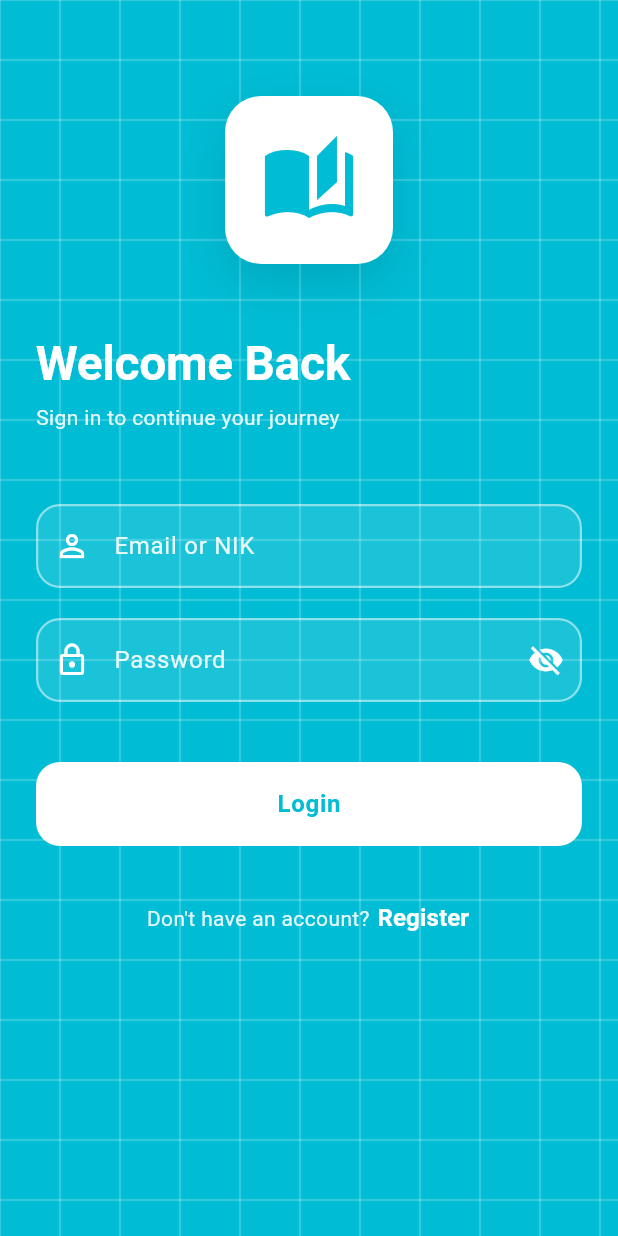
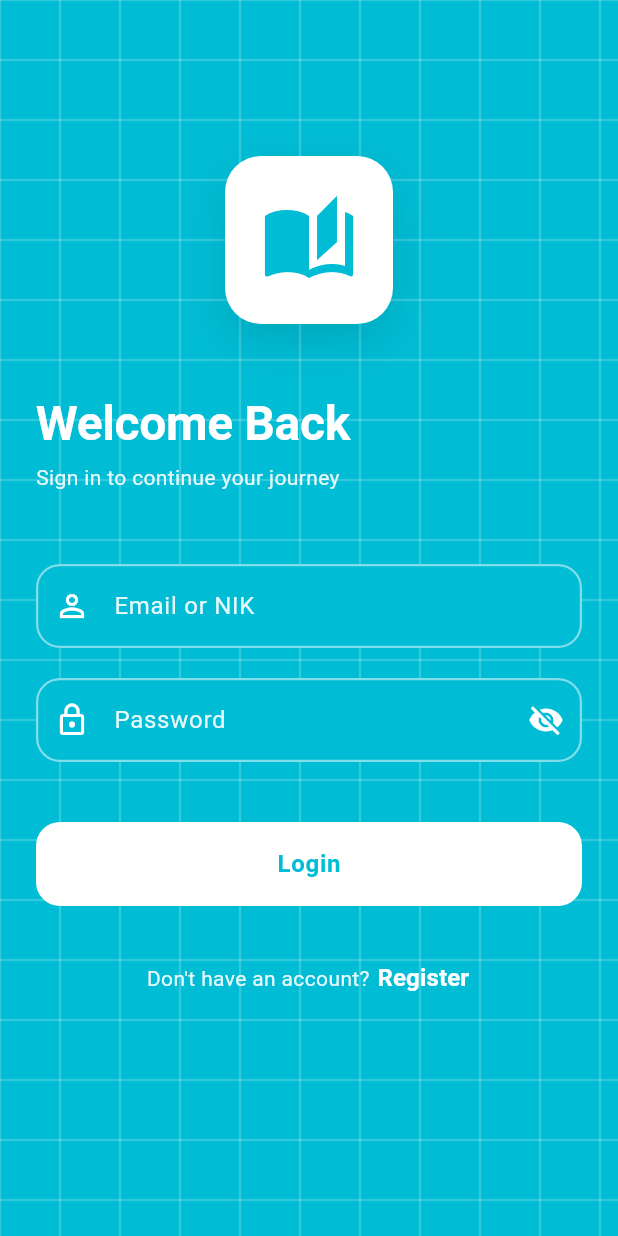
Before and after one commit to Ruziqnahm/utspam_5a_0039_perpus, a Flutter app: the screen it shows after launch, on a phone screen of 412 x 824 dp. Run offline on Flutter 3.47's test engine with Material 3 defaults, Android fonts, the phone set to English and light mode, and no system bars; our stand-ins replace sqflite; accounts and stored records are empty.

Commit message:
tambahkan background untuk textfield di halaman login agar tulisan terlihat jelas

```diff
--- a/lib/screens/login_screen.dart
+++ b/lib/screens/login_screen.dart
@@ -104,7 +104,7 @@ class _LoginScreenState extends State<LoginScreen>
                     child: Column(
                       crossAxisAlignment: CrossAxisAlignment.start,
                       children: [
-                        const SizedBox(height: 40),
+                        const SizedBox(height: 80),
                         Center(
                           child: Container(
                             padding: const EdgeInsets.all(24),
@@ -184,7 +184,7 @@ class _LoginScreenState extends State<LoginScreen>
                               ),
                             ),
                             filled: true,
-                            fillColor: Colors.white.withOpacity(0.1),
+                            fillColor: const Color(0xFF00BCD4),
                           ),
                           validator: (value) {
                             if (value == null || value.isEmpty) {
@@ -253,7 +253,7 @@ class _LoginScreenState extends State<LoginScreen>
                               ),
                             ),
                             filled: true,
-                            fillColor: Colors.white.withOpacity(0.1),
+                            fillColor: const Color(0xFF00BCD4),
                           ),
                           validator: (value) {
                             if (value == null || value.isEmpty) {
```
